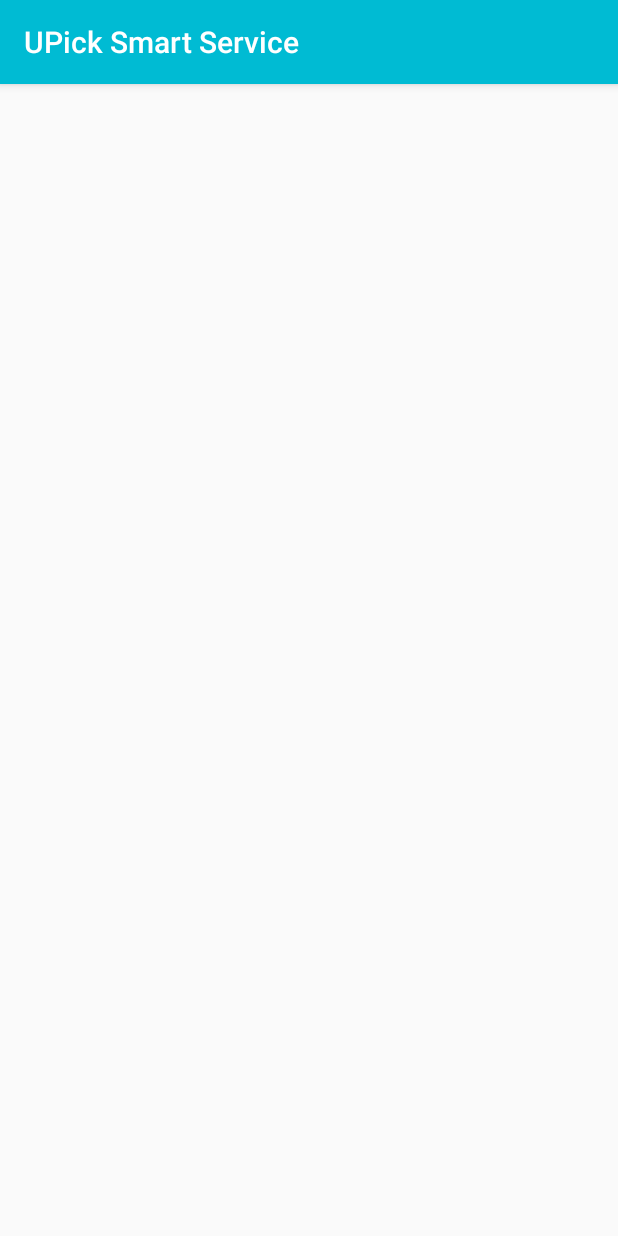
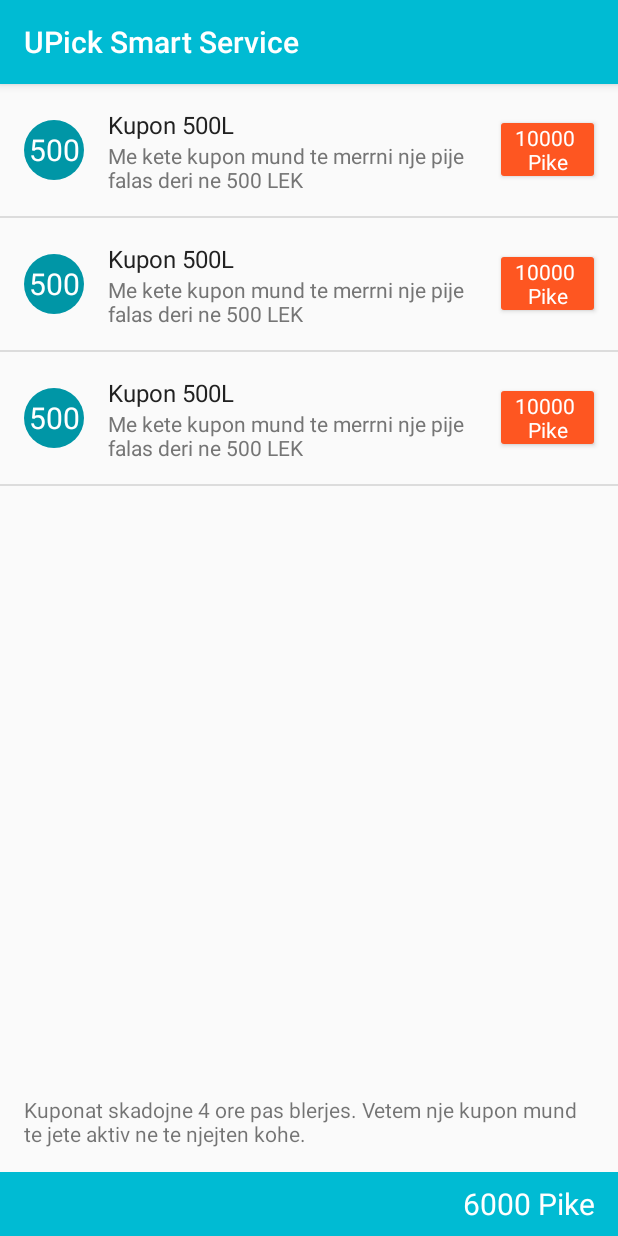
Before and after one commit to bigcheesy/UPickMobile, an Android app: the layout activity_points.xml on its own in the app's theme, with its tools: preview values and no code run, on a phone screen of 412 x 824 dp. Run offline under Robolectric (Android 15) with nearby library versions, the phone set to English and light mode, and no system bars.

Commit message:
Added points activity

```diff
--- a/app/src/main/AndroidManifest.xml
+++ b/app/src/main/AndroidManifest.xml
@@ -19,6 +19,7 @@
         <activity android:name=".RatingActivity"></activity>
         <activity android:name=".BarActivity" />
         <activity android:name=".CartActivity"></activity>
+        <activity android:name=".PointsActivity"></activity>
     </application>
 
 </manifest>
--- a/app/src/main/java/com/example/dcyberpanda/upickmobile/MainActivity.java
+++ b/app/src/main/java/com/example/dcyberpanda/upickmobile/MainActivity.java
@@ -30,7 +30,11 @@
         Intent intent = new Intent(MainActivity.this, RatingActivity.class);
         startActivity(intent);
         finish();
+    }
 
-
+    public void points(View v){
+        Intent intent = new Intent(MainActivity.this, PointsActivity.class);
+        startActivity(intent);
+        finish();
     }
 }
--- /dev/null
+++ b/app/src/main/res/drawable-hdpi/blue_circle.xml
@@ -0,0 +1,8 @@
+<?xml version="1.0" encoding="utf-8"?>
+<shape
+    xmlns:android="http://schemas.android.com/apk/res/android"
+    android:shape="oval">
+
+    <solid
+        android:color="@color/colorPrimaryDark"/>
+</shape>
--- a/app/src/main/res/drawable/redroundsquare.xml
+++ b/app/src/main/res/drawable/orangesquare.xml
@@ -3,22 +3,22 @@
 
     <item android:state_pressed="false">
         <shape>
-            <corners android:radius="8dp"></corners>
-            <solid android:color="#ae0000"></solid>
+            <corners android:radius="2dp"></corners>
+            <solid android:color="@color/colorAccent"></solid>
         </shape>
     </item>
 
     <item android:state_focused="true">
         <shape>
-            <corners android:radius="8dp"></corners>
-            <solid android:color="#bd1111"></solid>
+            <corners android:radius="2dp"></corners>
+            <solid android:color="@color/colorAccentLight"></solid>
         </shape>
     </item>
 
     <item android:state_pressed="true">
         <shape>
-            <corners android:radius="8dp"></corners>
-            <solid android:color="#bd1111"></solid>
+            <corners android:radius="2dp"></corners>
+            <solid android:color="@color/colorAccentLight"></solid>
         </shape>
     </item>
 
--- a/app/src/main/res/layout/activity_points.xml
+++ b/app/src/main/res/layout/activity_points.xml
@@ -5,10 +5,36 @@
     android:layout_width="match_parent"
     android:layout_height="match_parent"
     tools:context="com.example.dcyberpanda.upickmobile.PointsActivity"
-    android:orientation="vertical">
+    android:orientation="vertical"
+    android:weightSum="100">
 
     <include
         android:id="@+id/toolbar"
         layout="@layout/toolbar"
         ></include>
+
+    <ListView
+        android:id="@+id/coupon_list"
+        android:layout_width="match_parent"
+        android:layout_height="0dp"
+        android:layout_weight="94"
+        tools:listitem="@layout/coupon_item"/>
+
+    <TextView
+        android:id="@+id/textView8"
+        android:layout_width="match_parent"
+        android:layout_height="wrap_content"
+        android:text="Kuponat skadojne 4 ore pas blerjes. Vetem nje kupon mund te jete aktiv ne te njejten kohe."
+        android:layout_margin="16dp"/>
+
+    <TextView
+        android:layout_width="match_parent"
+        android:layout_height="0dp"
+        android:layout_weight="6"
+        android:background="@color/colorPrimary"
+        android:textColor="#ffffff"
+        android:textSize="20sp"
+        android:gravity="center_vertical|right"
+        android:paddingRight="16dp"
+        android:text="6000 Pike"/>
 </LinearLayout>
--- /dev/null
+++ b/app/src/main/res/layout/coupon_item.xml
@@ -0,0 +1,60 @@
+<?xml version="1.0" encoding="utf-8"?>
+<LinearLayout xmlns:android="http://schemas.android.com/apk/res/android"
+    android:layout_width="match_parent"
+    android:layout_height="88dp"
+    android:orientation="horizontal"
+    android:gravity="center_vertical"
+    android:weightSum="100">
+
+    <TextView
+        android:id="@+id/coupon_thumbnail"
+        android:layout_width="40dp"
+        android:layout_height="40dp"
+        android:layout_gravity="center_vertical"
+        android:layout_marginLeft="16dp"
+        android:layout_marginRight="16dp"
+        android:text="500"
+        android:gravity="center"
+        android:textColor="#ffffff"
+        android:background="@drawable/blue_circle"
+        android:textSize="20sp"/>
+
+    <LinearLayout
+        android:layout_width="0dp"
+        android:layout_height="match_parent"
+        android:orientation="vertical"
+        android:paddingTop="16dp"
+        android:paddingBottom="16dp"
+        android:layout_weight="80"
+        >
+        <TextView
+            android:id="@+id/coupon_name"
+            android:layout_width="wrap_content"
+            android:layout_height="wrap_content"
+            android:textSize="16sp"
+            android:textColor="@color/primaryTextColor"
+            android:text="Kupon 500L"/>
+        <TextView
+            android:id="@+id/coupon_description"
+            android:layout_width="wrap_content"
+            android:layout_height="wrap_content"
+            android:textSize="14sp"
+            android:textColor="@color/secondaryTextColor"
+            android:text="Me kete kupon mund te merrni nje pije falas deri ne 500 LEK"/>
+    </LinearLayout>
+
+    <TextView
+        android:id="@+id/coupon_purchase"
+        android:layout_width="0dp"
+        android:layout_height="wrap_content"
+        android:background="@drawable/orangesquare"
+        android:layout_weight="20"
+        android:gravity="center"
+        android:textColor="#ffffff"
+        android:elevation="2dp"
+        android:text="10000 \nPike"
+        android:clickable="true"
+        android:layout_marginLeft="16dp"
+        android:layout_marginRight="16dp"
+        ></TextView>
+</LinearLayout>
--- a/app/src/main/res/values/colors.xml
+++ b/app/src/main/res/values/colors.xml
@@ -4,6 +4,7 @@
     <color name="colorPrimaryDark">#0096A6</color>
     <color name="colorPrimaryLight">#B1EAF1</color>
     <color name="colorAccent">#fe5621</color>
+    <color name="colorAccentLight">#ff6732</color>
     <color name="primaryTextColor">#212121</color>
     <color name="secondaryTextColor">#757575</color>
 </resources>
```
Also changed, not shown: app/src/main/java/com/example/dcyberpanda/upickmobile/Coupon.java (added, +54 -0 lines), app/src/main/java/com/example/dcyberpanda/upickmobile/CustomAdapters/CouponAdapter.java (added, +88 -0 lines), app/src/main/java/com/example/dcyberpanda/upickmobile/PointsActivity.java (+36 -0 lines), app/src/main/res/layout/activity_main.xml (+4 -3 lines).
